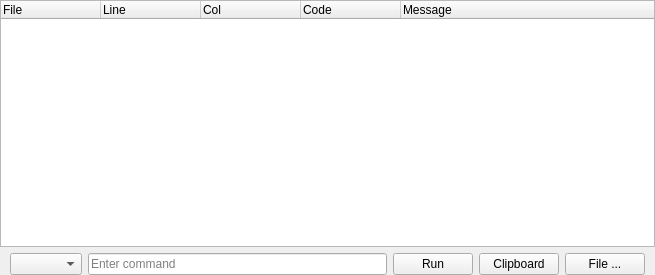
hgrecco/KateCodeinfo, file src/codeinfowidget.ui: the form before one commit.
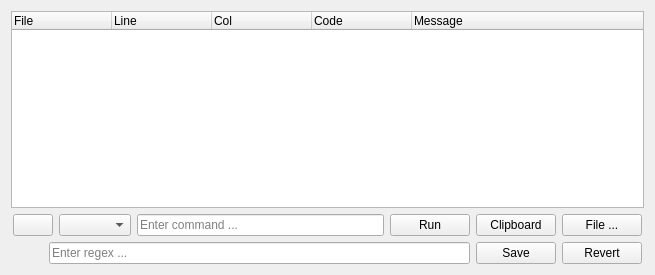
The form after the commit.

Commit message: Added in place config

What changed in the file:
```diff
--- a/src/codeinfowidget.ui
+++ b/src/codeinfowidget.ui
@@ -10,11 +10,8 @@
     <height>275</height>
    </rect>
   </property>
-  <layout class="QGridLayout">
-   <property name="margin">
-    <number>0</number>
-   </property>
-   <item row="0" column="0">
+  <layout class="QVBoxLayout" name="verticalLayout_2">
+   <item>
     <widget class="QTreeWidget" name="lstCodeinfo">
      <property name="horizontalScrollBarPolicy">
       <enum>Qt::ScrollBarAlwaysOff</enum>
@@ -58,23 +55,35 @@
      </column>
     </widget>
    </item>
-   <item row="1" column="0">
+   <item>
     <layout class="QHBoxLayout">
+     <property name="leftMargin">
+      <number>2</number>
+     </property>
+     <property name="rightMargin">
+      <number>2</number>
+     </property>
      <item>
-      <spacer name="spacer">
-       <property name="orientation">
-        <enum>Qt::Horizontal</enum>
+      <widget class="QPushButton" name="btnConfig">
+       <property name="autoFillBackground">
+        <bool>false</bool>
        </property>
-       <property name="sizeType">
-        <enum>QSizePolicy::Fixed</enum>
+       <property name="text">
+        <string/>
        </property>
-       <property name="sizeHint" stdset="0">
+       <property name="iconSize">
         <size>
-         <width>10</width>
-         <height>20</height>
+         <width>16</width>
+         <height>16</height>
         </size>
        </property>
-      </spacer>
+       <property name="checkable">
+        <bool>true</bool>
+       </property>
+       <property name="checked">
+        <bool>false</bool>
+       </property>
+      </widget>
      </item>
      <item>
       <widget class="QComboBox" name="cmbActions">
@@ -95,7 +104,7 @@
         <bool>false</bool>
        </property>
        <property name="placeholderText">
-        <string>Enter command</string>
+        <string>Enter command ...</string>
        </property>
       </widget>
      </item>
@@ -120,8 +129,28 @@
        </property>
       </widget>
      </item>
+    </layout>
+   </item>
      <item>
-      <spacer name="spacer_2">
+    <widget class="QWidget" name="widgetConfig" native="true">
+     <layout class="QHBoxLayout" name="horizontalLayout">
+      <property name="spacing">
+       <number>6</number>
+      </property>
+      <property name="leftMargin">
+       <number>2</number>
+      </property>
+      <property name="topMargin">
+       <number>0</number>
+      </property>
+      <property name="rightMargin">
+       <number>2</number>
+      </property>
+      <property name="bottomMargin">
+       <number>0</number>
+      </property>
+      <item>
+       <spacer name="spacer">
        <property name="orientation">
         <enum>Qt::Horizontal</enum>
        </property>
@@ -130,13 +159,35 @@
        </property>
        <property name="sizeHint" stdset="0">
         <size>
-         <width>10</width>
+          <width>36</width>
          <height>20</height>
         </size>
        </property>
       </spacer>
      </item>
-    </layout>
+      <item>
+       <widget class="QLineEdit" name="txtRegex">
+        <property name="placeholderText">
+         <string>Enter regex ...</string>
+        </property>
+       </widget>
+      </item>
+      <item>
+       <widget class="QPushButton" name="btnSave">
+        <property name="text">
+         <string>Save</string>
+        </property>
+       </widget>
+      </item>
+      <item>
+       <widget class="QPushButton" name="btnRevert">
+        <property name="text">
+         <string>Revert</string>
+        </property>
+       </widget>
+      </item>
+     </layout>
+    </widget>
    </item>
   </layout>
  </widget>
```
Lines whose indentation alone changed are shown as unchanged. The commit also changes 3 other files.
